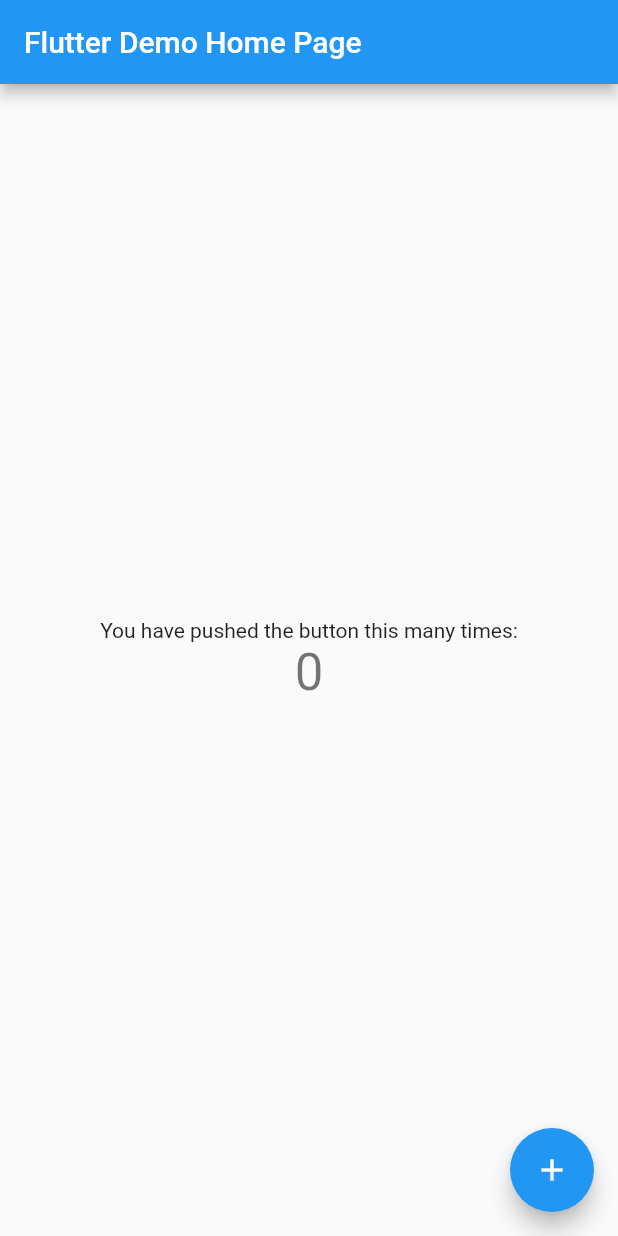
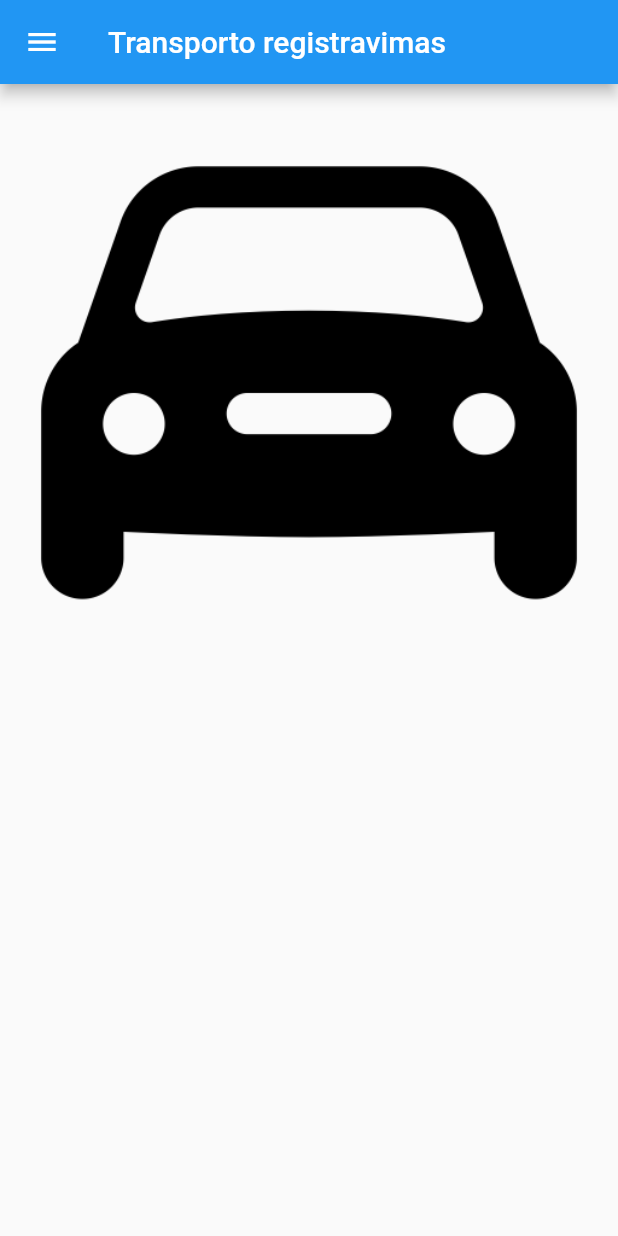
Before and after one commit to ErnestasMa/transporto_registravimas, a Flutter app: the screen it shows after launch, on a phone screen of 412 x 824 dp. Run offline on Flutter 3.47's test engine with Material 2 defaults, Android fonts, the phone set to English and light mode, and no system bars.

```diff
--- a/lib/main.dart
+++ b/lib/main.dart
@@ -1,111 +1,16 @@
+// Copyright 2018 The Flutter team. All rights reserved.
+// Use of this source code is governed by a BSD-style license that can be
+// found in the LICENSE file.
 import 'package:flutter/material.dart';
+import 'package:transporto_registravimas/screens/home.dart';
 
 void main() => runApp(MyApp());
 
 class MyApp extends StatelessWidget {
-  // This widget is the root of your application.
   @override
   Widget build(BuildContext context) {
-    return MaterialApp(
-      title: 'Flutter Demo',
-      theme: ThemeData(
-        // This is the theme of your application.
-        //
-        // Try running your application with "flutter run". You'll see the
-        // application has a blue toolbar. Then, without quitting the app, try
-        // changing the primarySwatch below to Colors.green and then invoke
-        // "hot reload" (press "r" in the console where you ran "flutter run",
-        // or simply save your changes to "hot reload" in a Flutter IDE).
-        // Notice that the counter didn't reset back to zero; the application
-        // is not restarted.
-        primarySwatch: Colors.blue,
-      ),
-      home: MyHomePage(title: 'Flutter Demo Home Page'),
+    return new MaterialApp(
+        home: Home()
     );
   }
 }
-
-class MyHomePage extends StatefulWidget {
-  MyHomePage({Key key, this.title}) : super(key: key);
-
-  // This widget is the home page of your application. It is stateful, meaning
-  // that it has a State object (defined below) that contains fields that affect
-  // how it looks.
-
-  // This class is the configuration for the state. It holds the values (in this
-  // case the title) provided by the parent (in this case the App widget) and
-  // used by the build method of the State. Fields in a Widget subclass are
-  // always marked "final".
-
-  final String title;
-
-  @override
-  _MyHomePageState createState() => _MyHomePageState();
-}
-
-class _MyHomePageState extends State<MyHomePage> {
-  int _counter = 0;
-
-  void _incrementCounter() {
-    setState(() {
-      // This call to setState tells the Flutter framework that something has
-      // changed in this State, which causes it to rerun the build method below
-      // so that the display can reflect the updated values. If we changed
-      // _counter without calling setState(), then the build method would not be
-      // called again, and so nothing would appear to happen.
-      _counter++;
-    });
-  }
-
-  @override
-  Widget build(BuildContext context) {
-    // This method is rerun every time setState is called, for instance as done
-    // by the _incrementCounter method above.
-    //
-    // The Flutter framework has been optimized to make rerunning build methods
-    // fast, so that you can just rebuild anything that needs updating rather
-    // than having to individually change instances of widgets.
-    return Scaffold(
-      appBar: AppBar(
-        // Here we take the value from the MyHomePage object that was created by
-        // the App.build method, and use it to set our appbar title.
-        title: Text(widget.title),
-      ),
-      body: Center(
-        // Center is a layout widget. It takes a single child and positions it
-        // in the middle of the parent.
-        child: Column(
-          // Column is also a layout widget. It takes a list of children and
-          // arranges them vertically. By default, it sizes itself to fit its
-          // children horizontally, and tries to be as tall as its parent.
-          //
-          // Invoke "debug painting" (press "p" in the console, choose the
-          // "Toggle Debug Paint" action from the Flutter Inspector in Android
-          // Studio, or the "Toggle Debug Paint" command in Visual Studio Code)
-          // to see the wireframe for each widget.
-          //
-          // Column has various properties to control how it sizes itself and
-          // how it positions its children. Here we use mainAxisAlignment to
-          // center the children vertically; the main axis here is the vertical
-          // axis because Columns are vertical (the cross axis would be
-          // horizontal).
-          mainAxisAlignment: MainAxisAlignment.center,
-          children: <Widget>[
-            Text(
-              'You have pushed the button this many times:',
-            ),
-            Text(
-              '$_counter',
-              style: Theme.of(context).textTheme.display1,
-            ),
-          ],
-        ),
-      ),
-      floatingActionButton: FloatingActionButton(
-        onPressed: _incrementCounter,
-        tooltip: 'Increment',
-        child: Icon(Icons.add),
-      ), // This trailing comma makes auto-formatting nicer for build methods.
-    );
-  }
-}
--- /dev/null
+++ b/lib/screens/home.dart
@@ -0,0 +1,53 @@
+import 'package:flutter/material.dart';
+
+
+class Home extends StatelessWidget {
+
+
+  final car = Image.asset('assets/images/car.png');
+
+
+  @override
+  Widget build(BuildContext context) {
+    return Scaffold(
+      appBar: AppBar(title: Text('Transporto registravimas')),
+      body: car,
+
+      drawer: Drawer(
+        // Add a ListView to the drawer. This ensures the user can scroll
+        // through the options in the drawer if there isn't enough vertical
+        // space to fit everything.
+        child: ListView(
+          // Important: Remove any padding from the ListView.
+          padding: EdgeInsets.zero,
+          children: <Widget>[
+            DrawerHeader(
+              child: Text('Drawer Header'),
+              decoration: BoxDecoration(
+                color: Colors.blue,
+              ),
+            ),
+            ListTile(
+              title: Text('Item 1'),
+              onTap: () {
+                // Update the state of the app
+                // ...
+                // Then close the drawer
+                Navigator.pop(context);
+              },
+            ),
+            ListTile(
+              title: Text('Item 2'),
+              onTap: () {
+                // Update the state of the app
+                // ...
+                // Then close the drawer
+                Navigator.pop(context);
+              },
+            ),
+          ],
+        ),
+      ),
+    );
+  }
+}
--- a/pubspec.yaml
+++ b/pubspec.yaml
@@ -39,6 +39,11 @@ flutter:
   # included with your application, so that you can use the icons in
   # the material Icons class.
   uses-material-design: true
+  assets:
+    - assets/
+    - assets/images/car.png
+
+
 
   # To add assets to your application, add an assets section, like this:
   # assets:
```
Also changed, not shown: assets/images/car.png (added).
